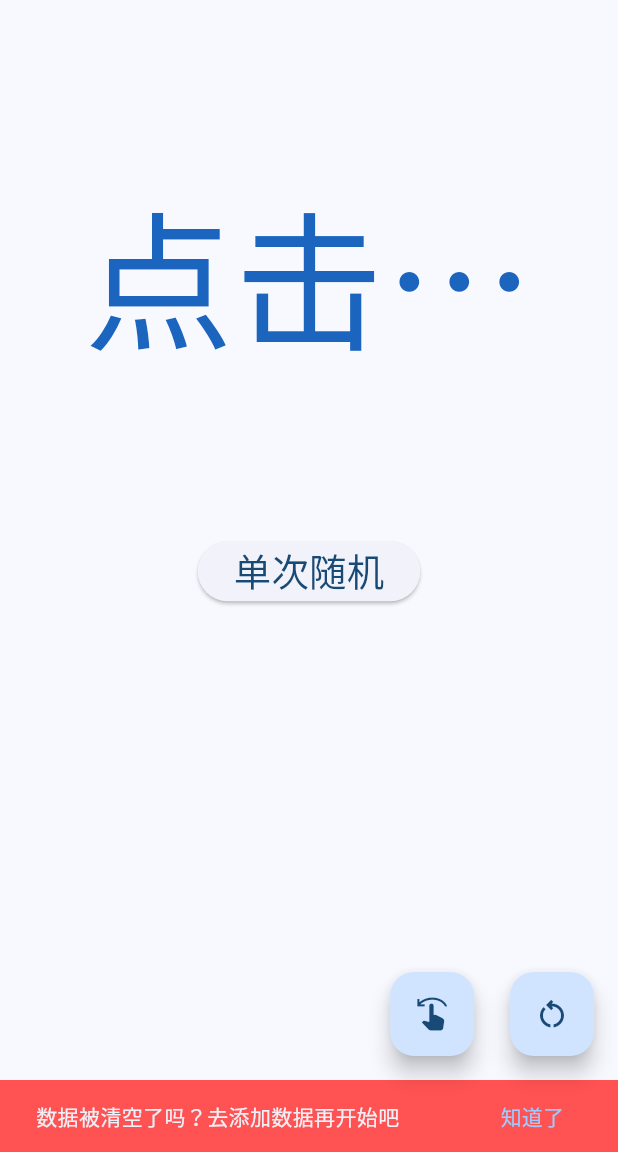
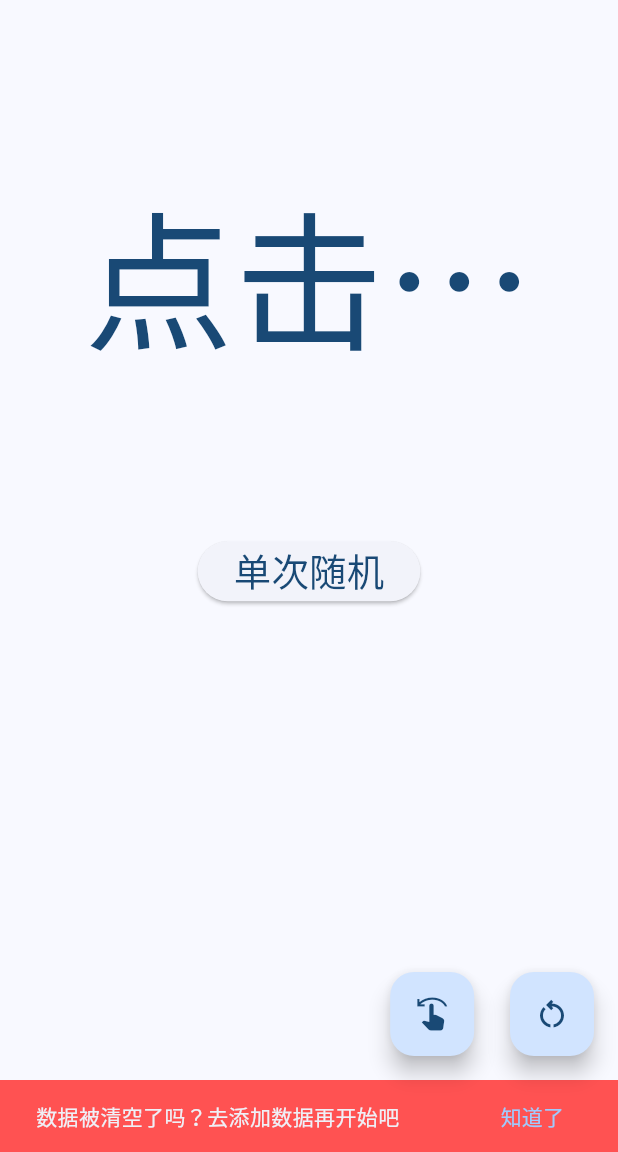
Before and after one commit to 252162875/random_roll_call, a Flutter app: the HomeNewPage screen opened by its route, scrolled down 142 dp, after a tap on the "restart alt" icon, on a phone screen of 412 x 824 dp, the part 84-1236 px from its top. Run offline on Flutter 3.47's test engine with Material 3 defaults, Android fonts, the light colour scheme and no system bars; our stand-ins replace flutter_screenutil, go_router, logger, shared_preferences; missing offline and left inert: route_life; accounts and stored records are empty.

Commit message:
Update home_new.dart

```diff
--- a/lib/pages/home_new.dart
+++ b/lib/pages/home_new.dart
@@ -30,16 +30,23 @@ class _HomeNewPageState extends State<HomeNewPage> {
   final random = Random();
   String keyName = "点击按钮开始";
   bool showSlide = true;
+  late Color numColor;
 
   @override
   void initState() {
     super.initState();
-
     count = sliderValue1.toInt();
     durationMilliseconds = sliderValue2.toInt();
   }
 
+  @override
+  didChangeDependencies() {
+    super.didChangeDependencies();
+    numColor = Theme.of(context).colorScheme.onPrimaryContainer;
+  }
+
   String getRandomNum() {
+    _numColor();
     var keyNameTemp =
         _profileModel.jsonData![random.nextInt(_profileModel.jsonData!.length)];
     if (keyName == keyNameTemp) {
@@ -56,8 +63,8 @@ class _HomeNewPageState extends State<HomeNewPage> {
     if (_profileModel.jsonData?.isEmpty ?? true) {
       final snackBar = SnackBar(
         backgroundColor: Colors.redAccent,
-        content: Text('数据被清空了吗？去添加数据再开始吧'),
-        duration: Duration(seconds: 5),
+        content: const Text('数据被清空了吗？去添加数据再开始吧'),
+        duration: const Duration(seconds: 5),
         action: SnackBarAction(
           label: '知道了',
           onPressed: () {
@@ -78,6 +85,7 @@ class _HomeNewPageState extends State<HomeNewPage> {
         } else {
           if (_profileModel.selectedItem?.isNotEmpty ?? false) {
             if (_profileModel.jsonData!.contains(_profileModel.selectedItem)) {
+              _numColor();
               keyName = _profileModel.selectedItem!;
             } else {
               keyName = getRandomNum();
@@ -94,12 +102,14 @@ class _HomeNewPageState extends State<HomeNewPage> {
   }
 
   // 数字文本随机颜色
-  Color get _numColor {
+  void _numColor() {
     Random random = Random();
     int red = random.nextInt(256);
     int green = random.nextInt(256);
     int blue = random.nextInt(256);
-    return Color.fromARGB(255, red, green, blue);
+    setState(() {
+      numColor = Color.fromARGB(255, red, green, blue);
+    });
   }
 
   void _addNumber() {
@@ -201,8 +211,7 @@ class _HomeNewPageState extends State<HomeNewPage> {
                           maxLines: 1,
                           textAlign: TextAlign.center,
                           key: ValueKey<String>(keyName),
-                          style:
-                              TextStyle(fontSize: textSize, color: _numColor),
+                          style: TextStyle(fontSize: textSize, color: numColor),
                         ),
                       ),
                     ),
```
